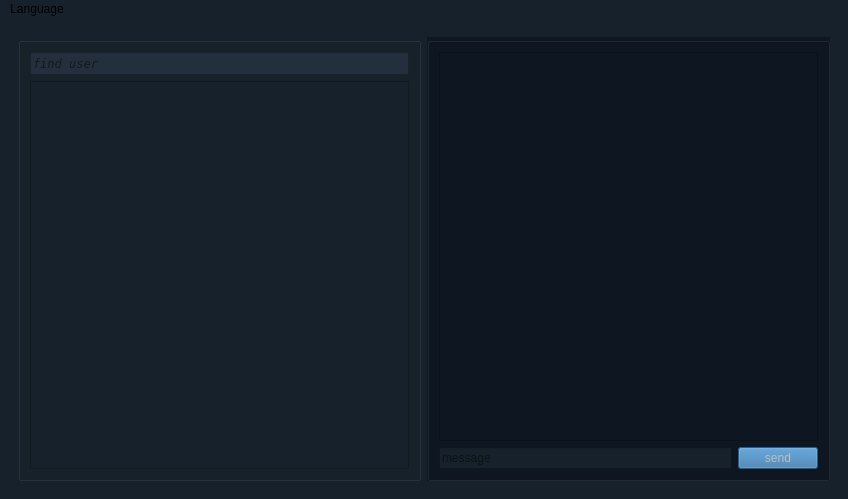
Above: mainwindow.ui from imperzer0/privacy-protection-messenger-qt before the change. Below: the same form after it.
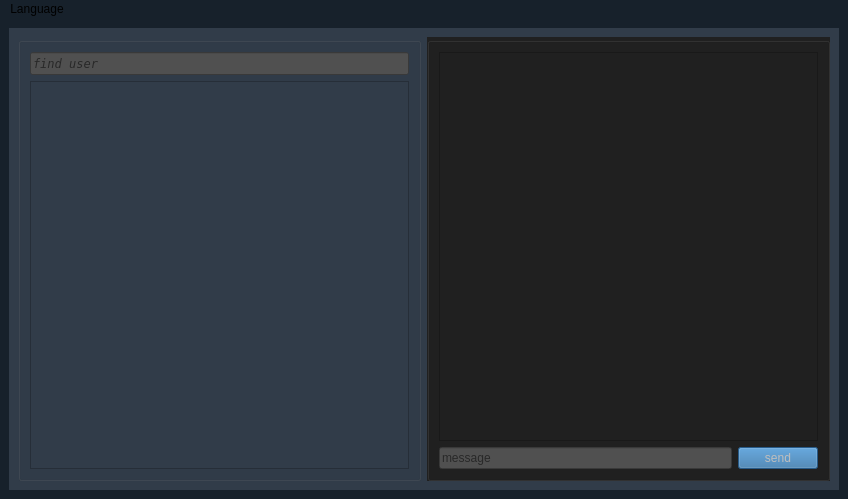
That is the form after the change. The open tabs and pages were chosen to show the change.

```diff
--- a/mainwindow.ui
+++ b/mainwindow.ui
@@ -62,7 +62,7 @@
        <bool>false</bool>
       </property>
       <property name="styleSheet">
-       <string notr="true">background-color: #17212B;</string>
+       <string notr="true">background-color: #505050;</string>
       </property>
       <property name="currentIndex">
        <number>1</number>
@@ -719,6 +719,9 @@
        </layout>
       </widget>
       <widget class="QWidget" name="messaging">
+       <property name="styleSheet">
+        <string notr="true">background-color: #313c49;</string>
+       </property>
        <layout class="QHBoxLayout" name="horizontalLayout_5">
         <item>
          <widget class="QGroupBox" name="groupBox_friends">
@@ -744,7 +747,7 @@
               </font>
              </property>
              <property name="styleSheet">
-              <string notr="true">background-color: #242F3D;
+              <string notr="true">background-color: #505050;
 padding: 0.25em;
 </string>
              </property>
@@ -772,7 +775,7 @@
         <item>
          <widget class="QGroupBox" name="groupBox_chat">
           <property name="styleSheet">
-           <string notr="true">background-color: #0E1621;</string>
+           <string notr="true">background-color: #202020;</string>
           </property>
           <property name="title">
            <string/>
@@ -792,7 +795,7 @@
              <item>
               <widget class="QLineEdit" name="line_message">
                <property name="styleSheet">
-                <string notr="true">background-color: #17212B;
+                <string notr="true">background-color: #505050;
 padding: 0.25em;</string>
                </property>
                <property name="inputMask">
```
Left out of the diff: 25 changed lines with no effect on the pictures.
